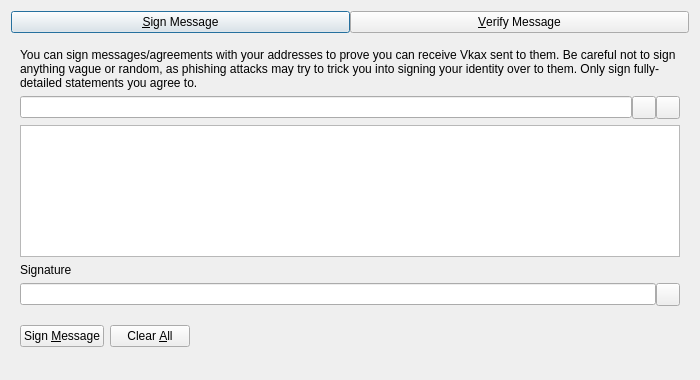
Above: src/qt/forms/signverifymessagedialog.ui from vkaxproject/vkax before the change. Below: the same form after it.
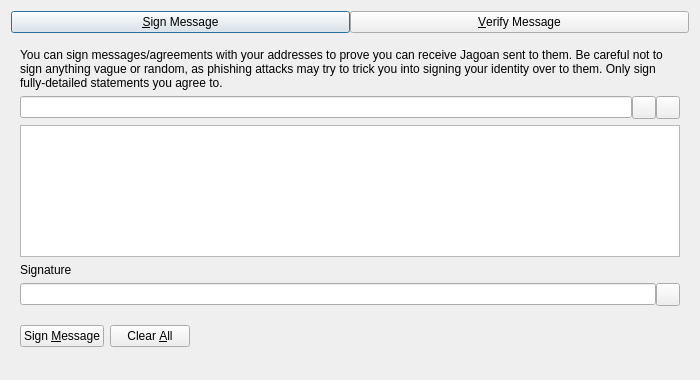
That is the form after the change. Custom widgets are drawn as their Qt base class.

Commit message: Rename vkax to jagoancoin

```diff
--- a/src/qt/forms/signverifymessagedialog.ui
+++ b/src/qt/forms/signverifymessagedialog.ui
@@ -63,7 +63,7 @@
        <item>
         <widget class="QLabel" name="infoLabel_SM">
          <property name="text">
-          <string>You can sign messages/agreements with your addresses to prove you can receive Vkax sent to them. Be careful not to sign anything vague or random, as phishing attacks may try to trick you into signing your identity over to them. Only sign fully-detailed statements you agree to.</string>
+          <string>You can sign messages/agreements with your addresses to prove you can receive Jagoan sent to them. Be careful not to sign anything vague or random, as phishing attacks may try to trick you into signing your identity over to them. Only sign fully-detailed statements you agree to.</string>
          </property>
          <property name="textFormat">
           <enum>Qt::PlainText</enum>
```
Left out of the diff: 8 changed lines with no effect on the pictures. The commit also changes 226 other files.
